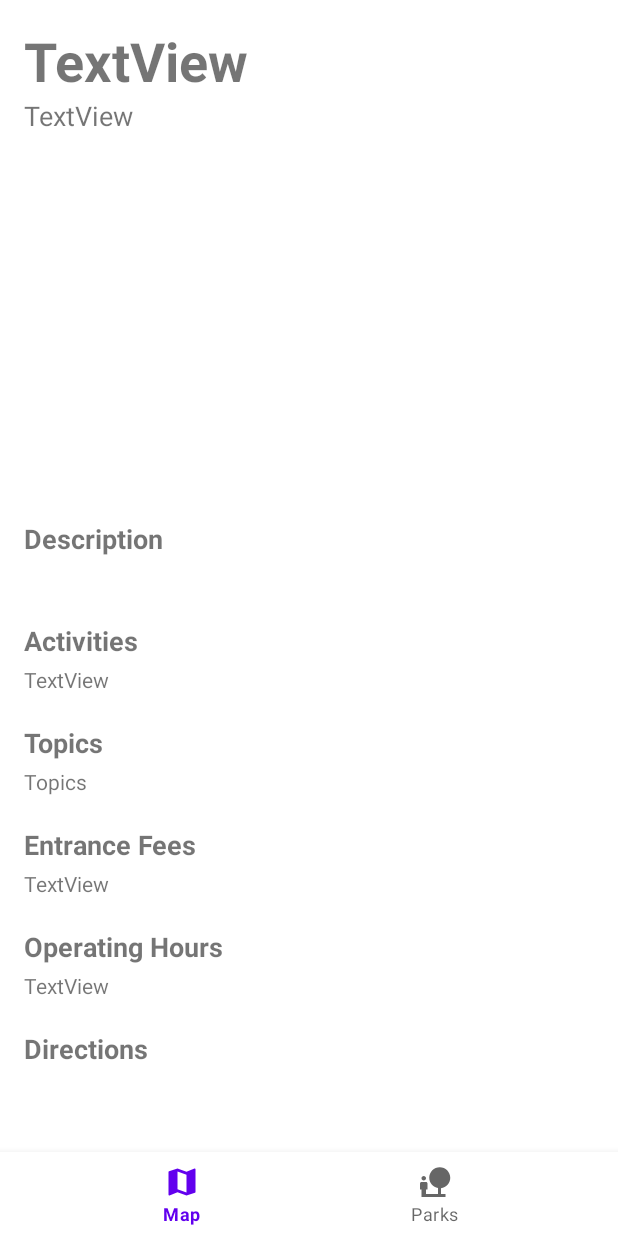
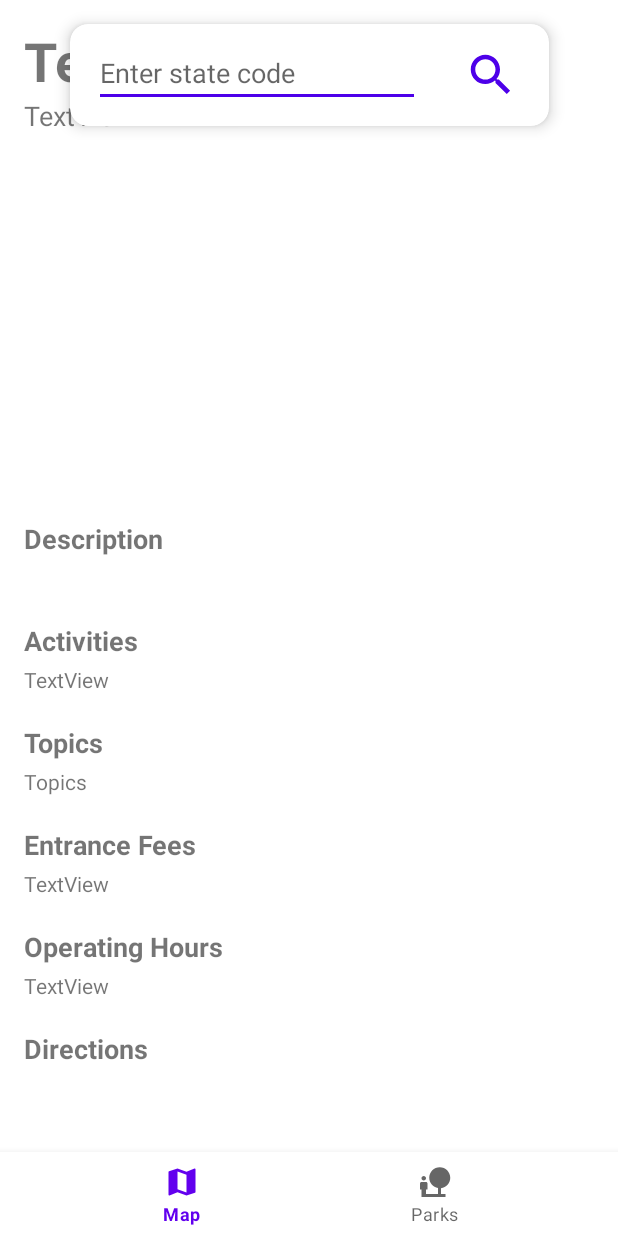
Before and after one commit to 1jayyaj1/HikeBuddy, an Android app: the fragment DetailsFragment placed in its activity, on a phone screen of 412 x 824 dp. Run offline under Robolectric (Android 15) with nearby library versions, the phone set to English and light mode, and no system bars.

```diff
--- a/app/src/main/java/com/jayyaj/hikebuddy/MapsActivity.java
+++ b/app/src/main/java/com/jayyaj/hikebuddy/MapsActivity.java
@@ -1,11 +1,18 @@
 package com.jayyaj.hikebuddy;
 
+import androidx.cardview.widget.CardView;
 import androidx.fragment.app.Fragment;
 import androidx.fragment.app.FragmentActivity;
 import androidx.lifecycle.ViewModelProvider;
 
+import android.content.Context;
 import android.os.Bundle;
+import android.text.TextUtils;
 import android.util.Log;
+import android.view.View;
+import android.view.inputmethod.InputMethodManager;
+import android.widget.EditText;
+import android.widget.ImageButton;
 
 import com.google.android.gms.maps.CameraUpdateFactory;
 import com.google.android.gms.maps.GoogleMap;
@@ -32,6 +39,10 @@ public class MapsActivity extends FragmentActivity implements OnMapReadyCallback
     private GoogleMap mMap;
     private ParkViewModel parkViewModel;
     private List<Park> parkList;
+    private CardView searchCard;
+    private EditText stateCode;
+    private ImageButton searchButton;
+    private String codeSearched = "";
 
     @Override
     protected void onCreate(Bundle savedInstanceState) {
@@ -44,18 +55,27 @@ public class MapsActivity extends FragmentActivity implements OnMapReadyCallback
                 .findFragmentById(R.id.map);
         mapFragment.getMapAsync(this);
 
+        searchCard = findViewById(R.id.searchCard);
+        stateCode = findViewById(R.id.floatingStateValue);
+        searchButton = findViewById(R.id.floatingSearchButton);
+
         BottomNavigationView bottomNavigationView = findViewById(R.id.bottomNav);
         bottomNavigationView.setOnNavigationItemSelectedListener(item -> {
+            //Selected map
             Fragment selectedFragment = null;
             int id = item.getItemId();
             if (id == R.id.mapsNavButton) {
-                //Selected map
+                if (searchCard.getVisibility() == View.GONE) {
+                    searchCard.setVisibility(View.VISIBLE);
+                }
+                parkList.clear(); //Clears parklist to avoid memory leak
                 mMap.clear();   //Clears map to avoid memory leak
                 selectedFragment = mapFragment;
                 mapFragment.getMapAsync(this);  //Updates map
 
             } else if (id == R.id.parksNavButton){
                 //Selected lists
+                searchCard.setVisibility(View.GONE);
                 selectedFragment = ParksFragment.newInstance();
             }
             //.replace() will replace the current fragment with the selected fragment
@@ -64,6 +84,17 @@ public class MapsActivity extends FragmentActivity implements OnMapReadyCallback
                     .replace(R.id.map, selectedFragment)
                     .commit();
             return true;
+        });
+        searchButton.setOnClickListener(v -> {
+            parkList.clear();
+            String stateCodeText = stateCode.getText().toString().trim();
+            if (!TextUtils.isEmpty(stateCodeText)) {
+                codeSearched = stateCodeText;
+                parkViewModel.selectCode(stateCodeText);
+                onMapReady(mMap);   //Refresh map
+                stateCode.setText("");
+            }
+            hideSoftKeyboard(v);
         });
     }
 
@@ -84,6 +115,11 @@ public class MapsActivity extends FragmentActivity implements OnMapReadyCallback
 
         parkList = new ArrayList<>();
 
+        getCurrentStatePark();
+    }
+
+    private void getCurrentStatePark() {
+        mMap.clear(); //Clears the map
         Repository.getPark(parks -> {
             parkList = parks;
             for (Park park: parks) {
@@ -99,15 +135,14 @@ public class MapsActivity extends FragmentActivity implements OnMapReadyCallback
                 Marker marker = mMap.addMarker(markerOptions);
                 marker.setTag(park);
                 mMap.moveCamera(CameraUpdateFactory.newLatLngZoom(parkLatLng,5));
-
-                Log.d("Parks", String.valueOf(park.getFullName()));
             }
             parkViewModel.setSelectedParks(parkList);
-        });
+        }, codeSearched);
     }
 
     @Override
     public void onInfoWindowClick(Marker marker) {
+        searchCard.setVisibility(View.GONE);
         moveToDetails(marker);
     }
 
@@ -118,4 +153,11 @@ public class MapsActivity extends FragmentActivity implements OnMapReadyCallback
                 .replace(R.id.map, new DetailsFragment())
                 .commit();
     }
+
+    public static void hideSoftKeyboard(View view) {
+        InputMethodManager imm = (InputMethodManager) view.getContext().getSystemService(
+                Context.INPUT_METHOD_SERVICE
+        );
+        imm.hideSoftInputFromWindow(view.getWindowToken(), 0);
+    }
 }
--- a/app/src/main/java/com/jayyaj/hikebuddy/data/Repository.java
+++ b/app/src/main/java/com/jayyaj/hikebuddy/data/Repository.java
@@ -23,8 +23,9 @@ import java.util.List;
 
 public class Repository {
     static List<Park> parkList = new ArrayList<>();
-    public static void getPark(final AsyncResponse callBack) {
-        JsonObjectRequest jsonObjectRequest = new JsonObjectRequest(Request.Method.GET, Utils.PARKS_URL, null, response -> {
+    public static void getPark(final AsyncResponse callBack, String stateCode) {
+        String stateUrl = Utils.getParksUrl(stateCode);
+        JsonObjectRequest jsonObjectRequest = new JsonObjectRequest(Request.Method.GET, stateUrl, null, response -> {
             try {
                 parkList.clear();
                 JSONArray jsonArray = response.getJSONArray("data");
--- a/app/src/main/java/com/jayyaj/hikebuddy/util/Utils.java
+++ b/app/src/main/java/com/jayyaj/hikebuddy/util/Utils.java
@@ -1,5 +1,7 @@
 package com.jayyaj.hikebuddy.util;
 
 public class Utils {
-    public static final String PARKS_URL = "https://developer.nps.gov/api/v1/parks?stateCode=wa&api_key=vm1oHdDSeihgih6dz1dea8dLP2apO2ObS8CbuLq8";
+    public static String getParksUrl(String stateCode) {
+        return "https://developer.nps.gov/api/v1/parks?stateCode="+stateCode+"&api_key=vm1oHdDSeihgih6dz1dea8dLP2apO2ObS8CbuLq8";
+    }
 }
--- /dev/null
+++ b/app/src/main/res/drawable/color_cursor.xml
@@ -0,0 +1,5 @@
+<?xml version="1.0" encoding="utf-8"?>
+<shape xmlns:android="http://schemas.android.com/apk/res/android" >
+    <size android:width="3dp" />
+    <solid android:color="#4D00E9"  />
+</shape>
--- /dev/null
+++ b/app/src/main/res/drawable/ic_baseline_search_24.xml
@@ -0,0 +1,5 @@
+<vector android:height="36dp" android:tint="#4D00E9"
+    android:viewportHeight="24" android:viewportWidth="24"
+    android:width="36dp" xmlns:android="http://schemas.android.com/apk/res/android">
+    <path android:fillColor="@android:color/white" android:pathData="M15.5,14h-0.79l-0.28,-0.27C15.41,12.59 16,11.11 16,9.5 16,5.91 13.09,3 9.5,3S3,5.91 3,9.5 5.91,16 9.5,16c1.61,0 3.09,-0.59 4.23,-1.57l0.27,0.28v0.79l5,4.99L20.49,19l-4.99,-5zM9.5,14C7.01,14 5,11.99 5,9.5S7.01,5 9.5,5 14,7.01 14,9.5 11.99,14 9.5,14z"/>
+</vector>
--- a/app/src/main/res/layout/activity_maps.xml
+++ b/app/src/main/res/layout/activity_maps.xml
@@ -2,16 +2,65 @@
 <androidx.constraintlayout.widget.ConstraintLayout xmlns:android="http://schemas.android.com/apk/res/android"
     xmlns:map="http://schemas.android.com/apk/res-auto"
     xmlns:tools="http://schemas.android.com/tools"
+    xmlns:app="http://schemas.android.com/apk/res-auto"
     android:layout_width="match_parent"
-    android:layout_height="match_parent">
+    android:layout_height="match_parent" >
+
+    <androidx.cardview.widget.CardView
+        android:id="@+id/searchCard"
+        android:layout_width="319dp"
+        android:layout_height="68dp"
+        android:layout_marginStart="8dp"
+        android:layout_marginTop="16dp"
+        android:layout_marginEnd="8dp"
+        app:cardCornerRadius="12dp"
+        app:cardElevation="6dp"
+        app:layout_constraintEnd_toEndOf="parent"
+        app:layout_constraintStart_toStartOf="parent"
+        app:layout_constraintTop_toTopOf="parent">
+
+        <LinearLayout
+            android:layout_width="match_parent"
+            android:layout_height="match_parent"
+            android:orientation="horizontal"
+            android:visibility="visible"
+            tools:visibility="visible">
+
+            <EditText
+                android:id="@+id/floatingStateValue"
+                android:layout_width="wrap_content"
+                android:layout_height="wrap_content"
+                android:layout_marginLeft="16dp"
+                android:layout_marginTop="10dp"
+                android:layout_marginRight="8dp"
+                android:layout_weight="1"
+                android:backgroundTint="#4D00E9"
+                android:ems="10"
+                android:hint="@string/floating_search_hint"
+                android:inputType="textPersonName"
+                android:textColorHighlight="#333700B3"
+                android:textColorLink="#4D00E9"
+                android:textCursorDrawable="@drawable/color_cursor"/>
+
+            <ImageButton
+                android:id="@+id/floatingSearchButton"
+                android:layout_width="74dp"
+                android:layout_height="match_parent"
+                android:layout_weight="1"
+                android:background="@android:color/transparent"
+                android:backgroundTint="@android:color/transparent"
+                android:src="@drawable/ic_baseline_search_24"
+                app:srcCompat="@drawable/ic_baseline_search_24" />
+        </LinearLayout>
+    </androidx.cardview.widget.CardView>
+
     <fragment
         android:id="@+id/map"
         android:name="com.google.android.gms.maps.SupportMapFragment"
         android:layout_width="match_parent"
         android:layout_height="match_parent"
-        tools:context=".MapsActivity">
-
-    </fragment>
+        android:visibility="visible"
+        tools:context=".MapsActivity" />
 
     <com.google.android.material.bottomnavigation.BottomNavigationView
         android:id="@+id/bottomNav"
--- a/app/src/main/res/values/strings.xml
+++ b/app/src/main/res/values/strings.xml
@@ -15,4 +15,5 @@
     <string name="directions">Directions</string>
     <string name="no_directions">No directions available</string>
     <string name="no_fees">No entrance fees</string>
+    <string name="floating_search_hint">Enter state code</string>
 </resources>
```
